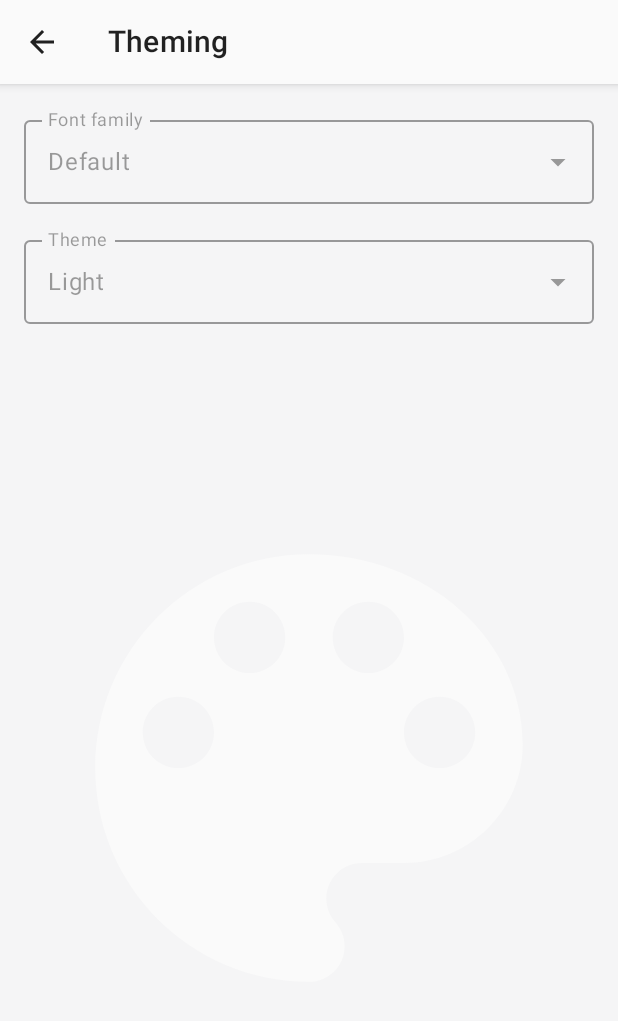
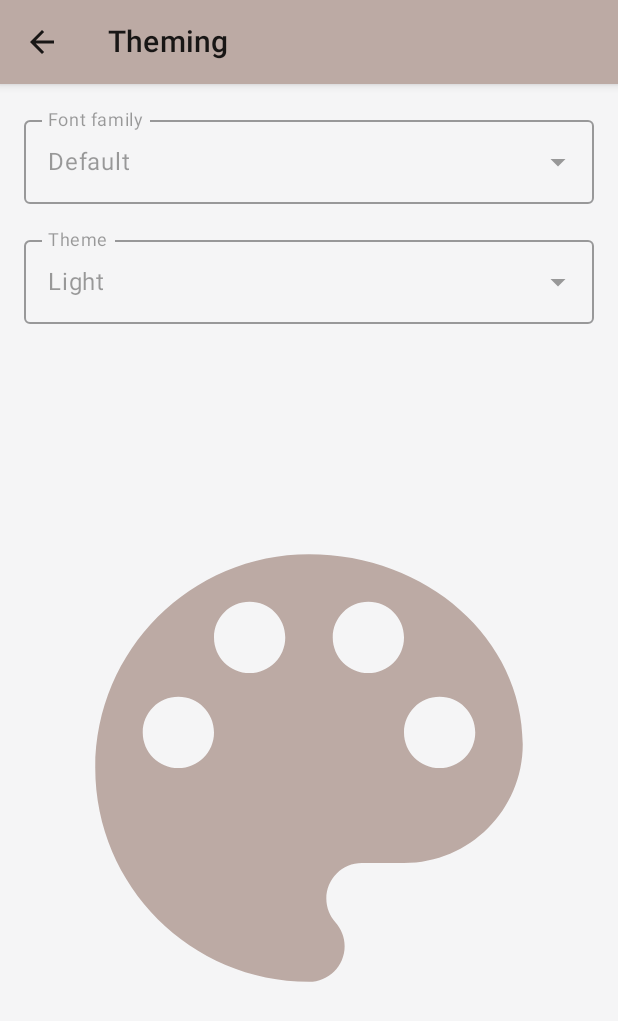
Before and after one commit to VolodymyrTabarkevych/GiffApp, an Android app built with Jetpack Compose: the ThemingScreen screen opened through its navigation route, on a phone screen of 412 x 824 dp. Shown: the top 1021 px of the screen. Run offline under Robolectric (Android 15) with nearby library versions, the phone set to English and light mode, and no system bars; our stand-ins replace Dagger/Hilt's generated code, accompanist, paging; libraries missing offline, so code that uses them is left out: com.jakewharton.retrofit2; 2 statements that could not run were skipped.

Commit message:
Improve theming, add preview for all screens

```diff
--- a/app/src/main/java/ua/tabarkevych/composemvi/presentation/EntryPointActivity.kt
+++ b/app/src/main/java/ua/tabarkevych/composemvi/presentation/EntryPointActivity.kt
@@ -23,7 +23,8 @@ class EntryPointActivity : ComponentActivity() {
         super.onCreate(savedInstanceState)
         installSplashScreen()
         setContent {
-            ComposemviTheme(viewModel.viewState.collectAsState().value) {
+            val state = viewModel.viewState.collectAsState().value
+            ComposemviTheme(state) {
                 App()
             }
         }
--- a/app/src/main/java/ua/tabarkevych/composemvi/presentation/gifs/screen/GifItem.kt
+++ b/app/src/main/java/ua/tabarkevych/composemvi/presentation/gifs/screen/GifItem.kt
@@ -30,7 +30,6 @@ import ua.tabarkevych.composemvi.domain.model.GifPost
 import ua.tabarkevych.composemvi.presentation.gifs.GifsContract
 import ua.tabarkevych.composemvi.ui.dimens.spacing
 import ua.tabarkevych.composemvi.ui.dimens.textSize
-import ua.tabarkevych.composemvi.ui.theme.BlackSqueeze
 
 @ExperimentalCoilApi
 @Composable
@@ -99,7 +98,7 @@ fun GifItem(item: GifPost, setEvent: (event: GifsContract.Event) -> Unit) {
                 .height(gifHeight)
                 .fillMaxWidth()
                 .padding(bottom = MaterialTheme.spacing.small)
-                .background(BlackSqueeze)
+                .background(MaterialTheme.colors.primary)
                 .clickable(onClick = {
                     setEvent(GifsContract.Event.OnGifClicked(item.originalImageUrl))
                 }),
--- a/app/src/main/java/ua/tabarkevych/composemvi/presentation/gifs/screen/GifsList.kt
+++ b/app/src/main/java/ua/tabarkevych/composemvi/presentation/gifs/screen/GifsList.kt
@@ -9,8 +9,6 @@ import androidx.compose.material.MaterialTheme
 import androidx.compose.runtime.Composable
 import androidx.compose.ui.Alignment
 import androidx.compose.ui.Modifier
-import androidx.compose.ui.graphics.Color
-import androidx.compose.ui.unit.dp
 import androidx.paging.LoadState
 import androidx.paging.compose.LazyPagingItems
 import androidx.paging.compose.items
@@ -18,6 +16,7 @@ import coil.annotation.ExperimentalCoilApi
 import ua.tabarkevych.composemvi.domain.model.GifPost
 import ua.tabarkevych.composemvi.presentation.gifs.GifsContract
 import ua.tabarkevych.composemvi.ui.dimens.spacing
+import ua.tabarkevych.composemvi.ui.dimens.width
 
 @ExperimentalCoilApi
 @Composable
@@ -46,7 +45,7 @@ fun GifsList(
                             contentAlignment = Alignment.Center,
                             modifier = Modifier.fillParentMaxSize()
                         ) {
-                            CircularProgressIndicator(color = Color.Black, strokeWidth = 2.dp)
+                            CircularProgressIndicator(strokeWidth = MaterialTheme.width.medium)
                         }
                     }
                 }
@@ -58,7 +57,7 @@ fun GifsList(
                                 .fillMaxSize()
                                 .padding(MaterialTheme.spacing.medium)
                         ) {
-                            CircularProgressIndicator(color = Color.Black, strokeWidth = 2.dp)
+                            CircularProgressIndicator(strokeWidth = MaterialTheme.width.medium)
                         }
                     }
                 }
--- /dev/null
+++ b/app/src/main/java/ua/tabarkevych/composemvi/ui/dimens/Width.kt
@@ -0,0 +1,22 @@
+package ua.tabarkevych.composemvi.ui.dimens
+
+import androidx.compose.material.MaterialTheme
+import androidx.compose.runtime.Composable
+import androidx.compose.runtime.ReadOnlyComposable
+import androidx.compose.runtime.compositionLocalOf
+import androidx.compose.ui.unit.Dp
+import androidx.compose.ui.unit.dp
+
+val LocalWidth = compositionLocalOf { Width() }
+
+val MaterialTheme.width: Width
+    @Composable
+    @ReadOnlyComposable
+    get() = LocalWidth.current
+
+data class Width(
+    val default: Dp = 0.dp,
+    val small: Dp = 1.dp,
+    val medium: Dp = 2.dp,
+    val large: Dp = 3.dp
+)
--- a/app/src/main/java/ua/tabarkevych/composemvi/ui/theme/Theme.kt
+++ b/app/src/main/java/ua/tabarkevych/composemvi/ui/theme/Theme.kt
@@ -3,13 +3,9 @@ package ua.tabarkevych.composemvi.ui.theme
 import androidx.compose.material.MaterialTheme
 import androidx.compose.runtime.Composable
 import androidx.compose.runtime.CompositionLocalProvider
-import androidx.compose.ui.graphics.Color
 import com.google.accompanist.systemuicontroller.rememberSystemUiController
 import ua.tabarkevych.composemvi.presentation.EntryPointContract
-import ua.tabarkevych.composemvi.ui.dimens.LocalSpacing
-import ua.tabarkevych.composemvi.ui.dimens.LocalTextSize
-import ua.tabarkevych.composemvi.ui.dimens.Spacing
-import ua.tabarkevych.composemvi.ui.dimens.TextSize
+import ua.tabarkevych.composemvi.ui.dimens.*
 
 
 @Composable
@@ -20,18 +16,28 @@ fun ComposemviTheme(
     val systemUiController = rememberSystemUiController()
     when (state.appTheme) {
         AppTheme.Dark -> {
-            systemUiController.setSystemBarsColor(color = Color.Black, darkIcons = false)
+            systemUiController.setSystemBarsColor(
+                color = AppTheme.Dark.colorPalette.primary,
+                darkIcons = false
+            )
         }
         AppTheme.Green -> {
-            systemUiController.setSystemBarsColor(color = Color.White, darkIcons = true)
+            systemUiController.setSystemBarsColor(
+                color = AppTheme.Green.colorPalette.primary,
+                darkIcons = true
+            )
         }
         AppTheme.Light -> {
-            systemUiController.setSystemBarsColor(color = Color.White, darkIcons = true)
+            systemUiController.setSystemBarsColor(
+                color = AppTheme.Light.colorPalette.primary,
+                darkIcons = true
+            )
         }
     }
     CompositionLocalProvider(
         LocalSpacing provides Spacing(),
-        LocalTextSize provides TextSize()
+        LocalTextSize provides TextSize(),
+        LocalWidth provides Width()
     ) {
         MaterialTheme(
             colors = ColorPalette,
--- a/app/src/main/res/values/colors.xml
+++ b/app/src/main/res/values/colors.xml
@@ -1,12 +1,9 @@
 <?xml version="1.0" encoding="utf-8"?>
 <resources>
-    <color name="purple_200">#FFBB86FC</color>
-    <color name="purple_500">#FF6200EE</color>
-    <color name="purple_700">#FF3700B3</color>
-    <color name="teal_200">#FF03DAC5</color>
-    <color name="teal_700">#FF018786</color>
     <color name="black">#FF000000</color>
     <color name="white">#FFFFFFFF</color>
     <color name="light_gray">#FFE2E8F0</color>
     <color name="black_squeeze">#FFF7FAFC</color>
+    <color name="silk">#FFBCAAA4</color>
+    <color name="athens_gray">#FFF5F5F6</color>
 </resources>
--- a/app/src/main/res/values/themes.xml
+++ b/app/src/main/res/values/themes.xml
@@ -1,20 +1,15 @@
 <resources xmlns:tools="http://schemas.android.com/tools">
     <!-- Base application theme. -->
     <style name="Theme.Composemvi" parent="Theme.MaterialComponents.DayNight.DarkActionBar">
+        <item name="colorPrimary">@color/silk</item>
+        <item name="colorOnPrimary">@color/black</item>
+        <item name="background">@color/athens_gray</item>
+        <item name="colorSurface">@color/athens_gray</item>
         <!-- Customize your theme here. -->
         <item name="android:statusBarColor">@color/white</item>
         <item name="android:windowLightStatusBar">true</item>
         <item name="android:windowLightNavigationBar" tools:targetApi="o_mr1">true</item>
     </style>
-
-    <style name="Theme.Composemvi.NoActionBar">
-        <item name="windowActionBar">false</item>
-        <item name="windowNoTitle">true</item>
-    </style>
-
-    <style name="Theme.Composemvi.AppBarOverlay" parent="ThemeOverlay.AppCompat.Dark.ActionBar" />
-
-    <style name="Theme.Composemvi.PopupOverlay" parent="ThemeOverlay.AppCompat.Light" />
 
     <style name="SplashScreenTheme" parent="Theme.SplashScreen">
         <item name="windowSplashScreenBackground">@color/black_squeeze</item>
```
Also changed, not shown: app/src/main/java/ua/tabarkevych/composemvi/presentation/gif/screen/GifScreen.kt (+19 -1 lines), app/src/main/java/ua/tabarkevych/composemvi/presentation/gifs/screen/GifsScreen.kt (+15 -0 lines), app/src/main/java/ua/tabarkevych/composemvi/presentation/theming/screen/ThemingScreen.kt (+14 -0 lines), app/src/main/java/ua/tabarkevych/composemvi/ui/theme/Color.kt (+6 -1 lines), app/src/main/java/ua/tabarkevych/composemvi/ui/theme/ColorPalette.kt (+4 -4 lines).
